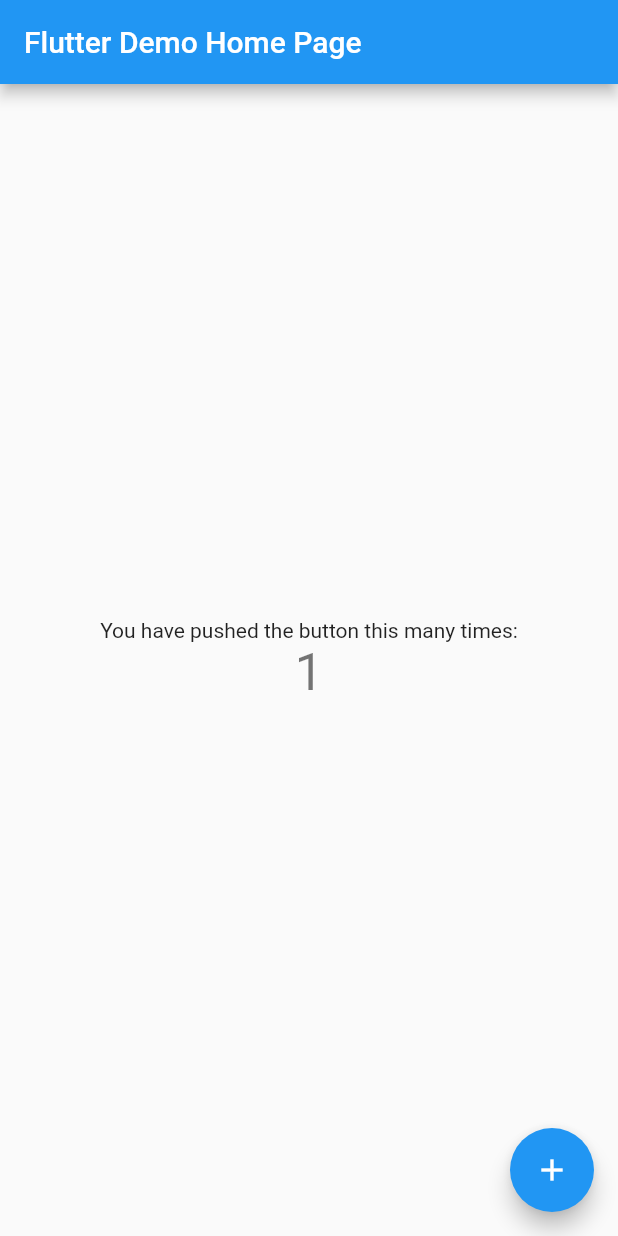
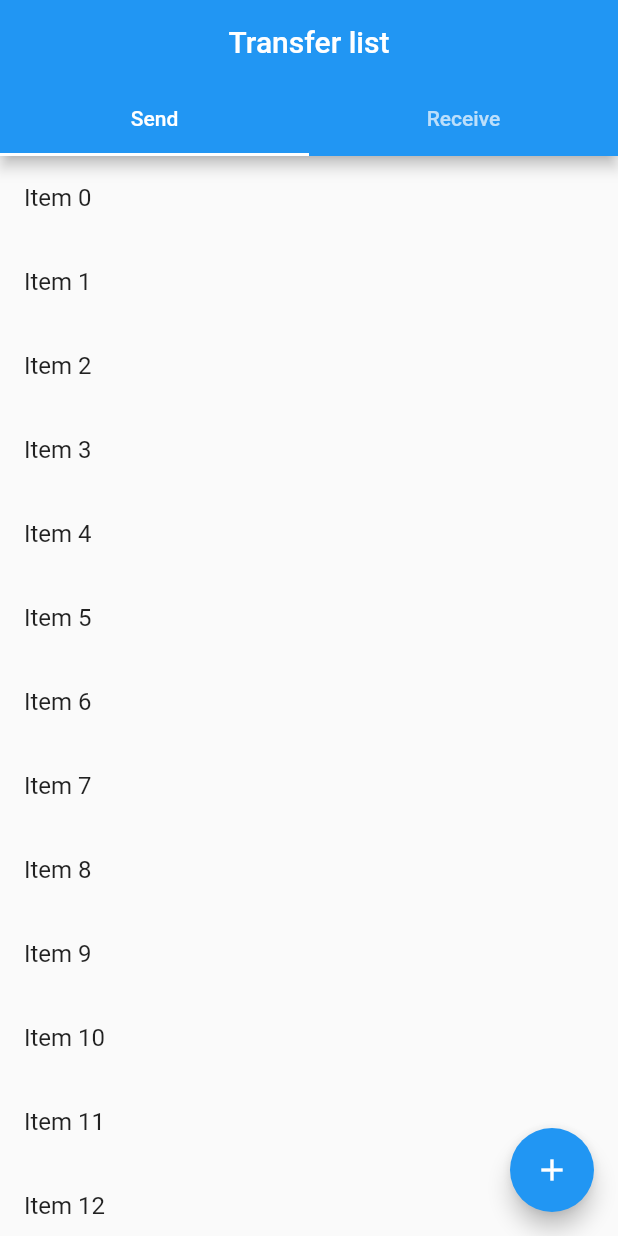
Before and after one commit to dungwinux/file_transfer, a Flutter app: the MyHomePage screen opened directly, after a tap on the "add" icon, on a phone screen of 412 x 824 dp. Run offline on Flutter 3.47's test engine with Material 2 defaults, Android fonts, the phone set to English and light mode, and no system bars.

Commit message:
This looks okay

```diff
--- a/lib/main.dart
+++ b/lib/main.dart
@@ -4,7 +4,59 @@
   runApp(MyApp());
 }
 
+class MyTabbedPage extends StatefulWidget {
+  const MyTabbedPage({ Key key }) : super(key: key);
+  @override
+  _MyTabbedPageState createState() => _MyTabbedPageState();
+}
+
+class _MyTabbedPageState extends State<MyTabbedPage> with SingleTickerProviderStateMixin {
+  final List<Tab> myTabs = <Tab>[
+    Tab(text: 'LEFT'),
+    Tab(text: 'RIGHT'),
+  ];
+
+  TabController _tabController;
+
+  @override
+  void initState() {
+    super.initState();
+    _tabController = TabController(vsync: this, length: myTabs.length);
+  }
+
+ @override
+ void dispose() {
+   _tabController.dispose();
+   super.dispose();
+ }
+
+  @override
+  Widget build(BuildContext context) {
+    return Scaffold(
+      appBar: AppBar(
+        bottom: TabBar(
+          controller: _tabController,
+          tabs: myTabs,
+        ),
+      ),
+      body: TabBarView(
+        controller: _tabController,
+        children: myTabs.map((Tab tab) {
+          final String label = tab.text.toLowerCase();
+          return Center(
+            child: Text(
+              'This is the $label tab',
+              style: const TextStyle(fontSize: 36),
+            ),
+          );
+        }).toList(),
+      ),
+    );
+  }
+}
+
 class MyApp extends StatelessWidget {
+  MyApp({Key key}) : super(key: key);
   // This widget is the root of your application.
   @override
   Widget build(BuildContext context) {
@@ -22,7 +74,7 @@
         // is not restarted.
         primarySwatch: Colors.blue,
       ),
-      home: MyHomePage(title: 'Flutter Demo Home Page'),
+      home: MyHomePage(title: 'Transfer list'),
     );
   }
 }
@@ -47,7 +99,8 @@
 
 class _MyHomePageState extends State<MyHomePage> {
   int _counter = 0;
-
+  var items = List<String>.generate(10000, (i) => "Item $i");
+  int currentTab = 1;
   void _incrementCounter() {
     setState(() {
       // This call to setState tells the Flutter framework that something has
@@ -61,53 +114,82 @@
 
   @override
   Widget build(BuildContext context) {
-    // This method is rerun every time setState is called, for instance as done
-    // by the _incrementCounter method above.
-    //
-    // The Flutter framework has been optimized to make rerunning build methods
-    // fast, so that you can just rebuild anything that needs updating rather
-    // than having to individually change instances of widgets.
-    return Scaffold(
-      appBar: AppBar(
-        // Here we take the value from the MyHomePage object that was created by
-        // the App.build method, and use it to set our appbar title.
-        title: Text(widget.title),
+    return DefaultTabController(
+      length: 2,
+      child: Builder(
+        builder: (BuildContext context) {
+        final TabController tabController = DefaultTabController.of(context);
+        tabController.addListener(() {
+          if (tabController.indexIsChanging) {
+            setState(() {
+            if(tabController.index == 0)
+            {
+              floatingActionButton: FloatingActionButton(
+              onPressed: _incrementCounter,
+              tooltip: 'Add',
+              child: Icon(Icons.add),
+              );
+            }
+            else
+            {
+              floatingActionButton: FloatingActionButton(
+              onPressed: _incrementCounter,
+              tooltip: 'Download',
+              child: Icon(Icons.download_rounded),
+              );
+            }
+            });
+          }
+        });
+        return Scaffold(
+        appBar: AppBar(
+          title: Text(widget.title),
+          centerTitle: true,
+          bottom: TabBar(tabs: [
+            Tab(
+                child: Text(
+              'Send',
+            )),
+            Tab(
+                child: Text(
+              'Receive',
+            ))
+          ]),
+        ),
+        body: TabBarView(children: [
+          ListView.builder(
+              itemCount: items.length,
+              itemBuilder: (context, index) {
+                return ListTile(
+                  title: Text('${items[index]}'),
+                );
+              }),
+          ListView.builder(
+              itemCount: items.length,
+              itemBuilder: (context, index) {
+                return ListTile(
+                  title: Text('${items[index]}'),
+                );
+              }),
+        ]),
+        floatingActionButton: Builder(builder: (context) {
+            final index = DefaultTabController.of(context).index;
+            if (index == 0)
+              return FloatingActionButton(
+                onPressed: _incrementCounter,
+                tooltip: 'Add',
+                child: Icon(Icons.add),
+              );
+            else
+              return FloatingActionButton(
+                onPressed: _incrementCounter,
+                tooltip: 'Download',
+                child: Icon(Icons.download_rounded),
+              );
+          }),
+      );
+      }
       ),
-      body: Center(
-        // Center is a layout widget. It takes a single child and positions it
-        // in the middle of the parent.
-        child: Column(
-          // Column is also a layout widget. It takes a list of children and
-          // arranges them vertically. By default, it sizes itself to fit its
-          // children horizontally, and tries to be as tall as its parent.
-          //
-          // Invoke "debug painting" (press "p" in the console, choose the
-          // "Toggle Debug Paint" action from the Flutter Inspector in Android
-          // Studio, or the "Toggle Debug Paint" command in Visual Studio Code)
-          // to see the wireframe for each widget.
-          //
-          // Column has various properties to control how it sizes itself and
-          // how it positions its children. Here we use mainAxisAlignment to
-          // center the children vertically; the main axis here is the vertical
-          // axis because Columns are vertical (the cross axis would be
-          // horizontal).
-          mainAxisAlignment: MainAxisAlignment.center,
-          children: <Widget>[
-            Text(
-              'You have pushed the button this many times:',
-            ),
-            Text(
-              '$_counter',
-              style: Theme.of(context).textTheme.headline4,
-            ),
-          ],
-        ),
-      ),
-      floatingActionButton: FloatingActionButton(
-        onPressed: _incrementCounter,
-        tooltip: 'Increment',
-        child: Icon(Icons.add),
-      ), // This trailing comma makes auto-formatting nicer for build methods.
     );
   }
 }
```
